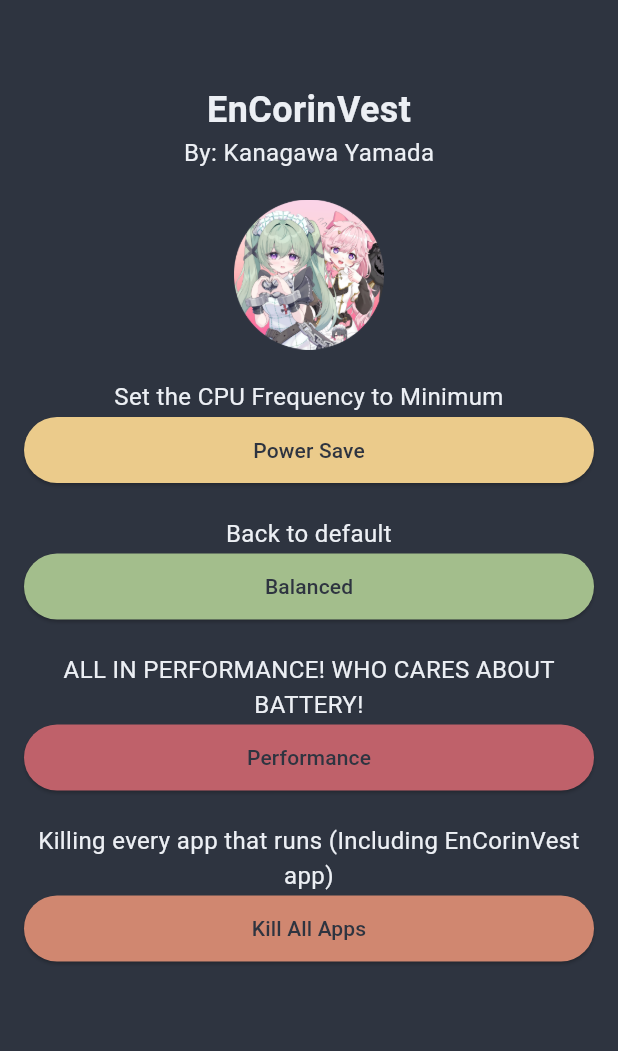
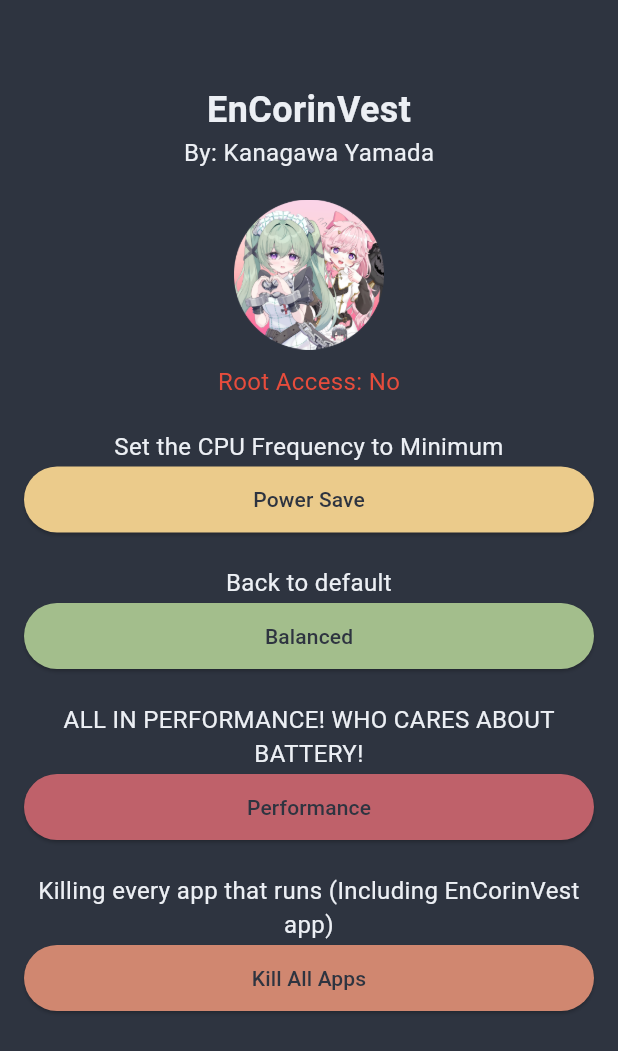
Before and after one commit to LoggingNewMemory/EnCorinVest, a Flutter app: the screen it shows after launch, on a phone screen of 412 x 824 dp. Shown: the top 1051 px of the screen. Run offline on Flutter 3.47's test engine with Material 3 defaults, Android fonts, the phone set to English and light mode, and no system bars; missing offline and left inert: process_run.

Commit message:
Update Source Code

```diff
--- a/Apk/encorinvest/lib/main.dart
+++ b/Apk/encorinvest/lib/main.dart
@@ -5,7 +5,39 @@ void main() {
   runApp(MyApp());
 }
 
-class MyApp extends StatelessWidget {
+class MyApp extends StatefulWidget {
+  @override
+  _MyAppState createState() => _MyAppState();
+}
+
+class _MyAppState extends State<MyApp> {
+  bool _hasRootAccess = false;
+
+  @override
+  void initState() {
+    super.initState();
+    _checkRootAccess();
+  }
+
+  Future<void> _checkRootAccess() async {
+    try {
+      var result = await run('su', ['-c', 'id']);
+      if (result.exitCode == 0) {
+        setState(() {
+          _hasRootAccess = true;
+        });
+      } else {
+        setState(() {
+          _hasRootAccess = false;
+        });
+      }
+    } catch (e) {
+      setState(() {
+        _hasRootAccess = false;
+      });
+    }
+  }
+
   @override
   Widget build(BuildContext context) {
     return MaterialApp(
@@ -39,10 +71,20 @@ class MyApp extends StatelessWidget {
                     'assets/logo.png', // Replace with your image path
                     height: 100, // Adjust height as needed
                   ),
-                  SizedBox(height: 20), // Space between image and buttons
+                  SizedBox(
+                      height: 10), // Space between image and root access text
+                  Text(
+                    'Root Access: ${_hasRootAccess ? 'Yes' : 'No'}',
+                    style: TextStyle(
+                        fontSize: 16,
+                        color: _hasRootAccess
+                            ? Color(0xFF34C759)
+                            : Color(
+                                0xFFE74C3C)), // Set text color based on root access
+                  ),
+                  SizedBox(height: 20), // Space between button sections
                 ],
               ),
-              // Power Save Button with Description
               Column(
                 crossAxisAlignment:
                     CrossAxisAlignment.center, // Center the description
--- a/Apk/encorinvest/pubspec.yaml
+++ b/Apk/encorinvest/pubspec.yaml
@@ -1,7 +1,7 @@
 name: EnCorinVest
 description: "EnCorinVest Apk By: Kanagawa Yamada"
 publish_to: 'none'
-version: 1.0.0
+version: 2.0.0
 
 environment:
   sdk: ^3.5.4
```
